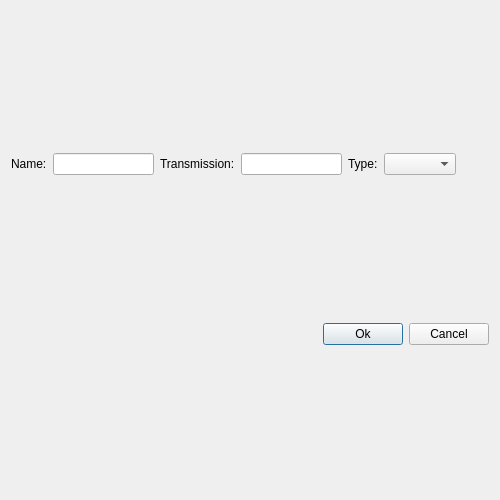
Above: ui_files/ui_composition_dialog.ui from JYU-IBA/potku before the change. Below: the same form after it.
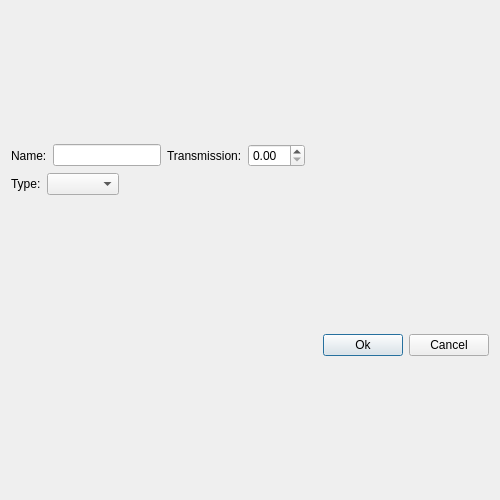
That is the form after the change.

Commit message:
Fixed foil information dialog
Changed text fields to spinboxes and reorganized the fields.

```diff
--- a/ui_files/ui_composition_dialog.ui
+++ b/ui_files/ui_composition_dialog.ui
@@ -52,7 +52,7 @@
     </layout>
    </item>
    <item row="0" column="0">
-    <layout class="QHBoxLayout" name="horizontalLayout">
+    <layout class="QVBoxLayout" name="verticalLayout">
      <item>
       <layout class="QHBoxLayout" name="horizontalLayout_8">
        <item>
@@ -63,12 +63,21 @@
         </widget>
        </item>
        <item>
-        <widget class="QLineEdit" name="nameEdit"/>
+        <widget class="QLineEdit" name="nameEdit">
+         <property name="sizePolicy">
+          <sizepolicy hsizetype="Maximum" vsizetype="Fixed">
+           <horstretch>0</horstretch>
+           <verstretch>0</verstretch>
+          </sizepolicy>
+         </property>
+         <property name="maximumSize">
+          <size>
+           <width>200</width>
+           <height>16777215</height>
+          </size>
+         </property>
+        </widget>
        </item>
-      </layout>
-     </item>
-     <item>
-      <layout class="QHBoxLayout" name="horizontalLayout_7">
        <item>
         <widget class="QLabel" name="label">
          <property name="text">
@@ -77,7 +86,20 @@
         </widget>
        </item>
        <item>
-        <widget class="QLineEdit" name="transmissionEdit"/>
+        <widget class="QDoubleSpinBox" name="transmissionEdit"/>
+       </item>
+       <item>
+        <spacer name="horizontalSpacer">
+         <property name="orientation">
+          <enum>Qt::Horizontal</enum>
+         </property>
+         <property name="sizeHint" stdset="0">
+          <size>
+           <width>40</width>
+           <height>20</height>
+          </size>
+         </property>
+        </spacer>
        </item>
       </layout>
      </item>
@@ -93,13 +115,11 @@
        <item>
         <widget class="QComboBox" name="typeComboBox"/>
        </item>
-      </layout>
-     </item>
      <item>
       <layout class="QHBoxLayout" name="dimensionLayout"/>
      </item>
      <item>
-      <spacer name="horizontalSpacer">
+        <spacer name="horizontalSpacer_3">
        <property name="orientation">
         <enum>Qt::Horizontal</enum>
        </property>
@@ -110,6 +130,8 @@
         </size>
        </property>
       </spacer>
+       </item>
+      </layout>
      </item>
     </layout>
    </item>
```
Lines whose indentation alone changed are shown as unchanged. The commit also changes 1 other file.
